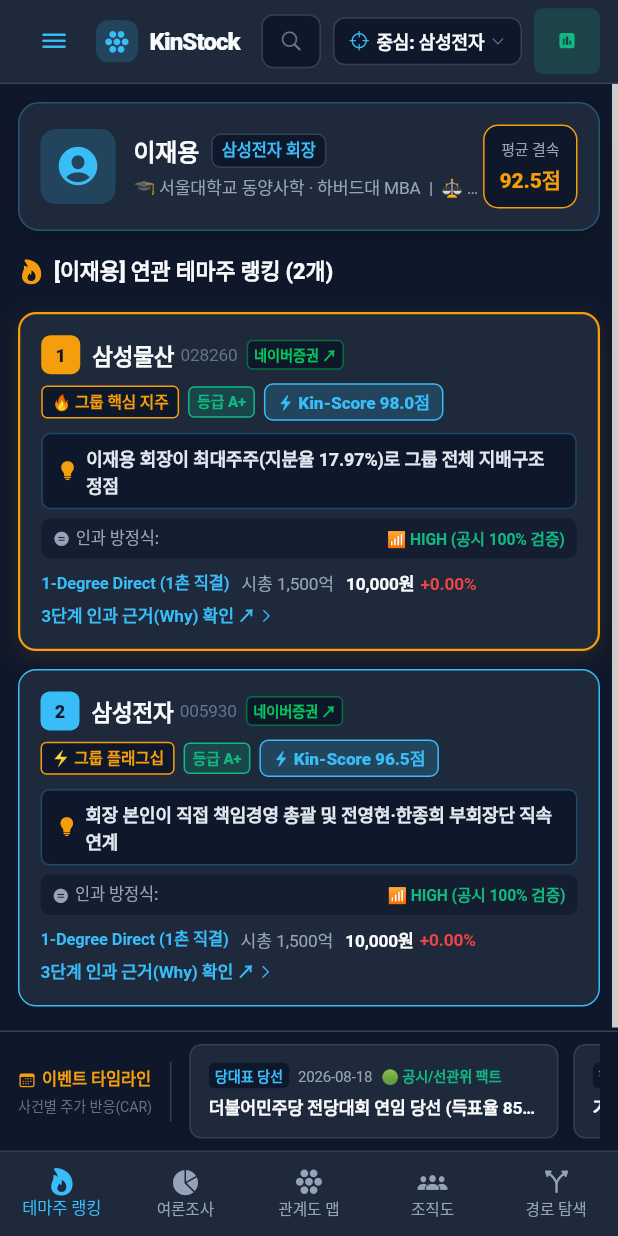
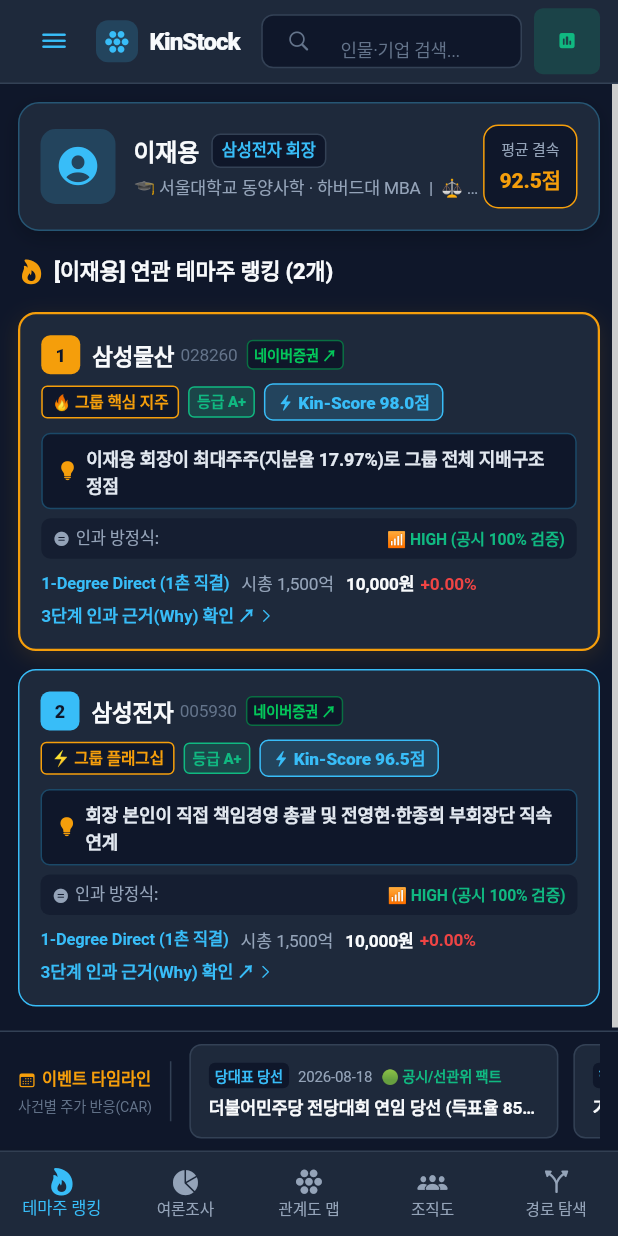
Before and after one commit to shining-sakaeru/kinStock, a Flutter app: the screen it shows after launch, on a phone screen of 412 x 824 dp. Run offline on Flutter 3.47's test engine with Material 3 defaults, Android fonts, the phone set to English and light mode, and no system bars; missing offline and left inert: dart:html, graphview; network calls fail.

Commit message:
fix: improve iPhone web layout and deployment
Remove stale Cloudflare tunnel references and make the mobile web shell fit narrow iOS viewports.

Co-authored-by: openhands <openhands@all-hands.dev>

```diff
--- a/frontend/lib/widgets/common/kinstock_app_bar.dart
+++ b/frontend/lib/widgets/common/kinstock_app_bar.dart
@@ -312,12 +312,12 @@ class _KinStockAppBarState extends State<KinStockAppBar> {
                 child: TextField(
                   controller: _searchCtrl,
                   style: const TextStyle(color: Color(0xFFF8FAFC), fontSize: 13),
-                  decoration: const InputDecoration(
-                    hintText: '인물(이재명, 한동훈, 이재용), 기업(에이텍, 삼성전자) 검색...',
-                    hintStyle: TextStyle(color: Color(0xFF64748B), fontSize: 12),
-                    prefixIcon: Icon(CupertinoIcons.search, size: 16, color: Color(0xFF64748B)),
+                  decoration: InputDecoration(
+                    hintText: isMobile ? '인물·기업 검색...' : '인물(이재명, 한동훈, 이재용), 기업(에이텍, 삼성전자) 검색...',
+                    hintStyle: const TextStyle(color: Color(0xFF64748B), fontSize: 12),
+                    prefixIcon: const Icon(CupertinoIcons.search, size: 16, color: Color(0xFF64748B)),
                     border: InputBorder.none,
-                    contentPadding: EdgeInsets.symmetric(vertical: 8),
+                    contentPadding: const EdgeInsets.symmetric(vertical: 8),
                   ),
                   onChanged: (val) async {
                     if (val.trim().isEmpty) {
@@ -340,6 +340,7 @@ class _KinStockAppBarState extends State<KinStockAppBar> {
           const SizedBox(width: 8),
 
           // 3. Current Pivot Entity Indicator
+          if (!isMobile) ...[
             MouseRegion(
               cursor: SystemMouseCursors.click,
               onEnter: (_) => setState(() => _isHoveringFocusChip = true),
@@ -370,6 +371,7 @@ class _KinStockAppBarState extends State<KinStockAppBar> {
               ),
             ),
             const SizedBox(width: 8),
+          ],
 
           // 4. Batch & Verification Trigger Button
           MouseRegion(
```
Also changed, not shown: 4 other files. Lines whose indentation alone changed are shown as unchanged.
